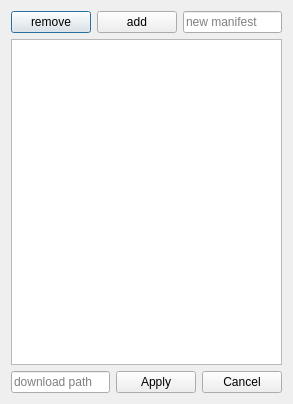
First picture: the form in optionswindow.ui, repository O7h/Sweet-Tea, before the edit.
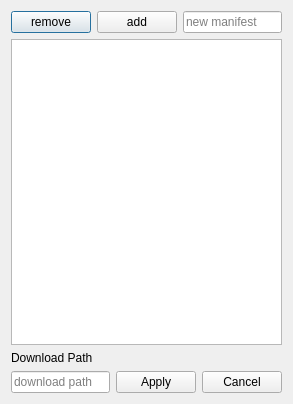
Second picture: the form after the edit.

The edit to the form file:
```diff
--- a/optionswindow.ui
+++ b/optionswindow.ui
@@ -55,6 +55,13 @@
      </property>
     </widget>
    </item>
+   <item>
+    <widget class="QLabel" name="label">
+     <property name="text">
+      <string>Download Path</string>
+     </property>
+    </widget>
+   </item>
    <item>
     <layout class="QHBoxLayout" name="horizontalLayout_2">
      <item>
```
